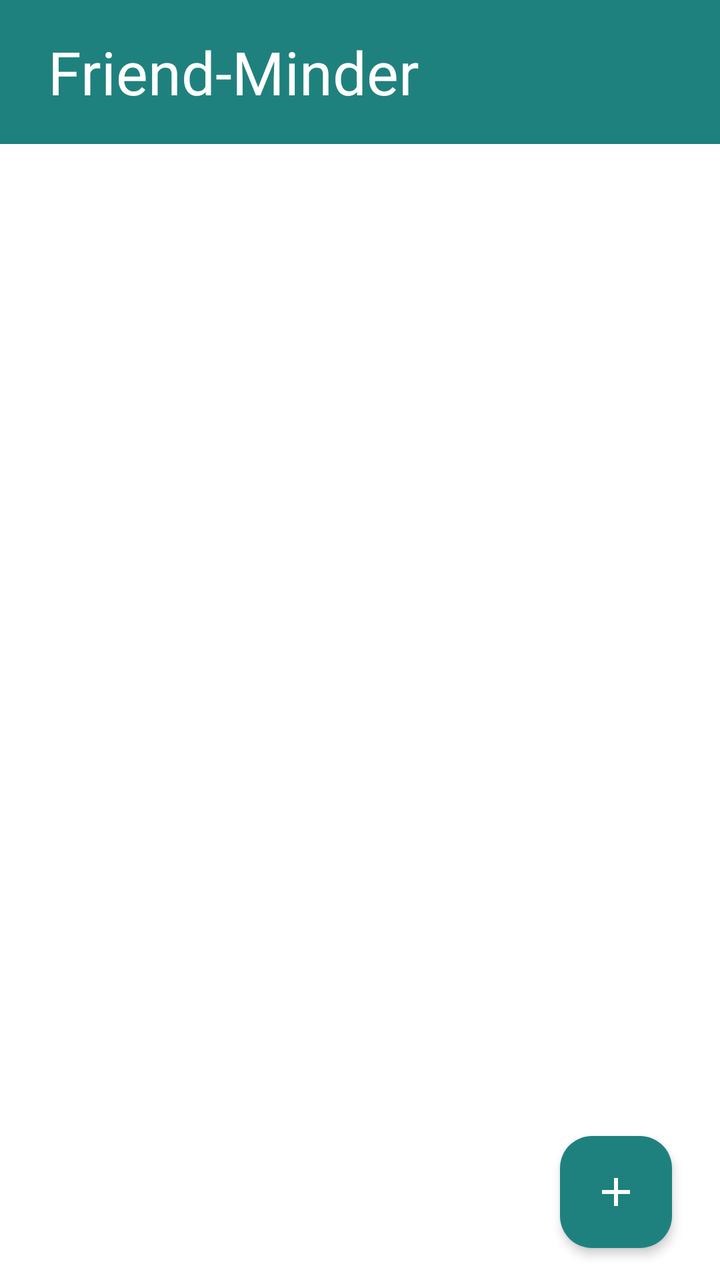
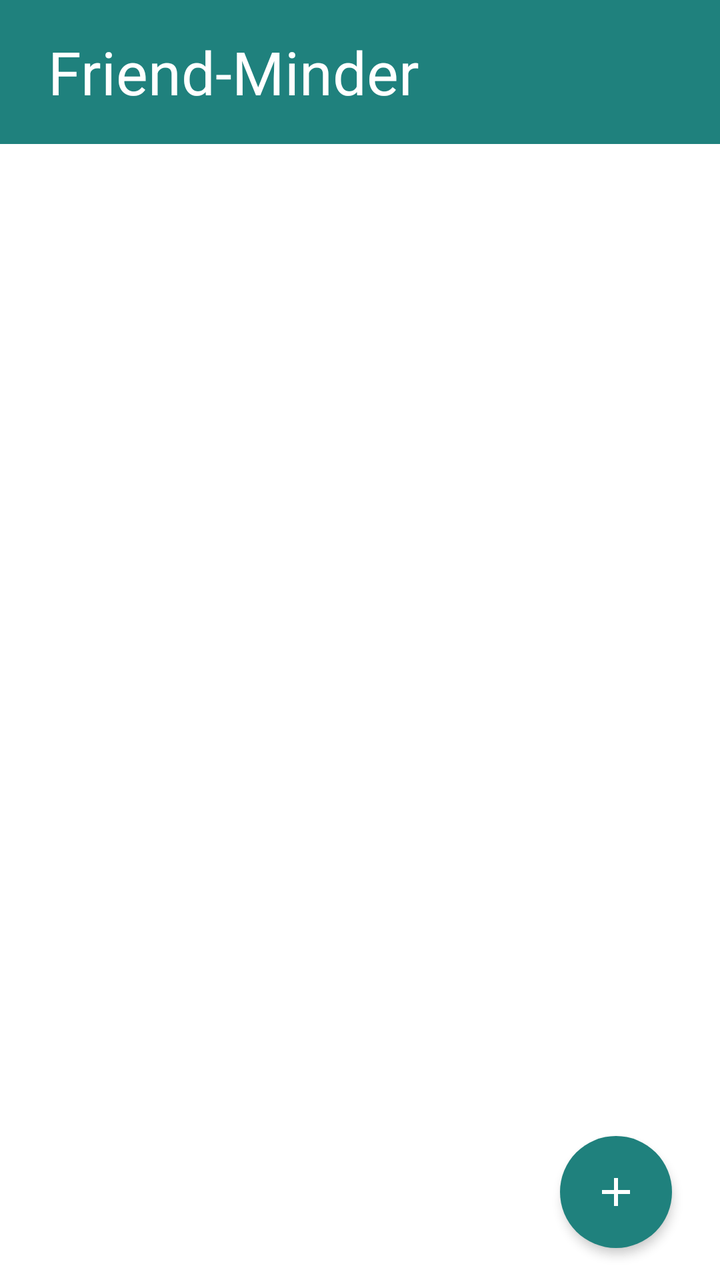

Screens rendered from an Android XML layout before and after an edit, with the pre-edit source and the edit as a unified diff.
<!-- AndroidManifest.xml: application theme Theme.FriendMinder -->
<!-- res/layout/fragment_home.xml -->
<?xml version="1.0" encoding="utf-8"?>
<FrameLayout xmlns:android="http://schemas.android.com/apk/res/android"
    xmlns:app="http://schemas.android.com/apk/res-auto"
    android:layout_width="match_parent"
    android:layout_height="match_parent"
    android:background="@color/fm_surface">

    <LinearLayout
        android:layout_width="match_parent"
        android:layout_height="match_parent"
        android:orientation="vertical">

        <LinearLayout
            android:id="@+id/headerContainer"
            android:layout_width="match_parent"
            android:layout_height="wrap_content"
            android:orientation="vertical"
            android:background="@color/fm_header">

            
            <View
                android:id="@+id/statusBarSpacer"
                android:layout_width="match_parent"
                android:layout_height="0dp" />

            <FrameLayout
                android:layout_width="match_parent"
                android:layout_height="@dimen/fm_home_header_height">

                
                <ImageButton
                    android:id="@+id/headerCloseButton"
                    android:layout_width="48dp"
                    android:layout_height="48dp"
                    android:layout_gravity="start|center_vertical"
                    android:layout_marginStart="16dp"
                    android:padding="12dp"
                    android:background="?attr/selectableItemBackgroundBorderless"
                    android:src="@drawable/ic_close"
                    app:tint="@color/fm_on_primary"
                    android:contentDescription="@string/content_desc_close_selection_mode"
                    android:visibility="gone" />

                
                <TextView
                    android:id="@+id/headerTitle"
                    android:layout_width="wrap_content"
                    android:layout_height="wrap_content"
                    android:layout_gravity="start|center_vertical"
                    android:layout_marginStart="@dimen/fm_space_6"
                    android:layout_marginEnd="@dimen/fm_space_6"
                    android:text="@string/title_home"
                    android:textColor="@color/fm_on_primary"
                    android:textSize="@dimen/fm_header_title_size"
                    android:maxLines="1"
                    android:ellipsize="end" />
            </FrameLayout>
        </LinearLayout>

        <FrameLayout
            android:layout_width="match_parent"
            android:layout_height="0dp"
            android:layout_weight="1">

            <androidx.recyclerview.widget.RecyclerView
                android:id="@+id/contactRecyclerView"
                android:layout_width="match_parent"
                android:layout_height="match_parent"
                android:clipToPadding="false"
                android:paddingBottom="@dimen/fm_home_list_bottom_padding"
                android:visibility="gone" />

            
            <LinearLayout
                android:id="@+id/emptyStateGroup"
                android:layout_width="match_parent"
                android:layout_height="wrap_content"
                android:layout_gravity="center"
                android:orientation="vertical"
                android:gravity="center"
                android:padding="@dimen/fm_space_8"
                android:visibility="gone">

                <TextView
                    android:layout_width="wrap_content"
                    android:layout_height="wrap_content"
                    android:gravity="center"
                    android:text="@string/label_home_empty_interim"
                    android:textColor="@color/fm_ink_dim"
                    android:textAppearance="?attr/textAppearanceBodyLarge"
                    android:layout_marginBottom="@dimen/fm_space_6" />

                <Button
                    android:id="@+id/emptyStateAddButton"
                    style="@style/Widget.Material3.Button"
                    android:layout_width="wrap_content"
                    android:layout_height="wrap_content"
                    android:text="@string/action_home_empty_add" />
            </LinearLayout>
        </FrameLayout>
    </LinearLayout>

    
    <com.google.android.material.floatingactionbutton.FloatingActionButton
        android:id="@+id/addContactFab"
        android:layout_width="wrap_content"
        android:layout_height="wrap_content"
        android:layout_gravity="bottom|end"
        android:layout_marginEnd="@dimen/fm_space_6"
        android:layout_marginBottom="@dimen/fm_space_4"
        android:contentDescription="@string/content_desc_add_contact"
        app:elevation="3dp"
        app:backgroundTint="@color/fm_primary"
        app:tint="@color/fm_on_primary"
        app:srcCompat="@drawable/ic_add" />

</FrameLayout>
<!-- resources referenced by this layout -->
<resources>
  <color name="fm_header">#1F817D</color>
  <color name="fm_ink_dim">#4C6A6E</color>
  <color name="fm_on_primary">#FFFFFF</color>
  <color name="fm_primary">#1F817D</color>
  <color name="fm_surface">#FFFFFF</color>
  <dimen name="fm_header_title_size">30sp</dimen>
  <dimen name="fm_home_header_height">72dp</dimen>
  <dimen name="fm_home_list_bottom_padding">88dp</dimen>
  <dimen name="fm_space_4">16dp</dimen>
  <dimen name="fm_space_6">24dp</dimen>
  <dimen name="fm_space_8">32dp</dimen>
  <!-- drawable ic_add (drawable) -->
  <vector xmlns:android="http://schemas.android.com/apk/res/android"
      android:width="24dp"
      android:height="24dp"
      android:viewportWidth="24"
      android:viewportHeight="24"
      android:tint="?attr/colorOnSurface">
      <path
          android:fillColor="@android:color/white"
          android:pathData="M19,13h-6v6h-2v-6H5v-2h6V5h2v6h6v2z" />
  </vector>
  <!-- drawable ic_close (drawable) -->
  <vector xmlns:android="http://schemas.android.com/apk/res/android"
      android:width="24dp"
      android:height="24dp"
      android:viewportWidth="24"
      android:viewportHeight="24"
      android:tint="?attr/colorOnSurfaceVariant">
      <path
          android:fillColor="@android:color/white"
          android:pathData="M19,6.41L17.59,5 12,10.59 6.41,5 5,6.41 10.59,12 5,17.59 6.41,19 12,13.41 17.59,19 19,17.59 13.41,12z" />
  </vector>
  <string name="action_home_empty_add">Add someone</string>
  <string name="content_desc_add_contact">Add a contact to track</string>
  <string name="content_desc_close_selection_mode">Exit selection</string>
  <string name="label_home_empty_interim">No one here yet. Use the Groups or Settings tab, or the button below, to add someone to track.</string>
  <string name="title_home">Friend-Minder</string>
  <style name="Theme.FriendMinder" parent="Theme.Material3.Light.NoActionBar">
          <item name="colorPrimary">@color/fm_primary</item>
          <item name="colorOnPrimary">@color/fm_on_primary</item>
          <item name="colorPrimaryContainer">@color/fm_primary_container</item>
          <item name="colorOnPrimaryContainer">@color/fm_on_primary_container</item>
  
          <item name="colorSecondary">@color/fm_secondary</item>
          <item name="colorOnSecondary">@color/fm_on_secondary</item>
          <item name="colorSecondaryContainer">@color/fm_secondary_container</item>
          <item name="colorOnSecondaryContainer">@color/fm_on_secondary_container</item>
  
          <item name="colorSurface">@color/fm_surface</item>
          <item name="colorOnSurface">@color/fm_ink</item>
          <item name="colorSurfaceVariant">@color/fm_surface_variant</item>
          <item name="colorOnSurfaceVariant">@color/fm_ink_dim</item>
  
          <item name="colorOutline">@color/fm_outline</item>
          <item name="colorOutlineVariant">@color/fm_divider</item>
  
          <item name="colorError">@color/fm_error</item>
          <item name="colorErrorContainer">@color/fm_error_container</item>
          <item name="colorOnErrorContainer">@color/fm_on_error_container</item>
  
          
          <item name="android:windowBackground">@color/fm_surface</item>
      </style>
  <color name="fm_primary_container">#B0E8E6</color>
  <color name="fm_on_primary_container">#195556</color>
  <color name="fm_secondary">#5ABBEB</color>
  <color name="fm_on_secondary">#0A2E31</color>
  <color name="fm_secondary_container">#D6EBF8</color>
  <color name="fm_on_secondary_container">#0A2E31</color>
  <color name="fm_ink">#1B2E30</color>
  <color name="fm_surface_variant">#D3E9F4</color>
  <color name="fm_outline">#5A8A92</color>
  <color name="fm_divider">#CFE7EA</color>
  <color name="fm_error">#B3261E</color>
  <color name="fm_error_container">#F9DEDC</color>
  <color name="fm_on_error_container">#410E0B</color>
</resources>

<!-- the commit's change to res/layout/fragment_home.xml (unified diff, before → after) -->
@@ -101,6 +101,7 @@
     </LinearLayout>
 
     
+    
     <com.google.android.material.floatingactionbutton.FloatingActionButton
         android:id="@+id/addContactFab"
         android:layout_width="wrap_content"
@@ -112,6 +113,7 @@
         app:elevation="3dp"
         app:backgroundTint="@color/fm_primary"
         app:tint="@color/fm_on_primary"
+        app:shapeAppearanceOverlay="@style/ShapeAppearanceOverlay.MaterialComponents.FloatingActionButton"
         app:srcCompat="@drawable/ic_add" />
 
 </FrameLayout>
